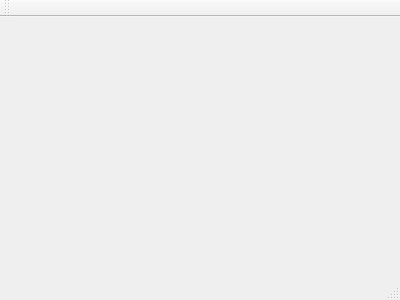
First picture: the form in UR3CPP/mainwindow.ui, repository piokac/summerschoolUR3, before the edit.
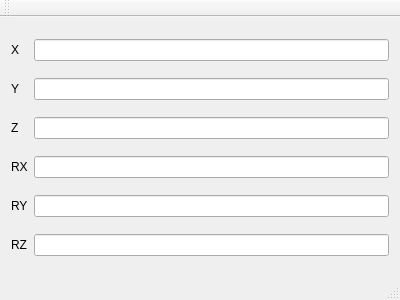
Second picture: the form after the edit.

The edit to the form file:
```diff
--- a/UR3CPP/mainwindow.ui
+++ b/UR3CPP/mainwindow.ui
@@ -12,13 +12,91 @@
   <property name="windowTitle" >
    <string>MainWindow</string>
   </property>
-  <widget class="QMenuBar" name="menuBar" />
-  <widget class="QToolBar" name="mainToolBar" />
-  <widget class="QWidget" name="centralWidget" />
-  <widget class="QStatusBar" name="statusBar" />
+  <widget class="QWidget" name="centralWidget">
+   <layout class="QGridLayout" name="gridLayout">
+    <item row="0" column="0">
+     <widget class="QLabel" name="label">
+      <property name="text">
+       <string>X</string>
+      </property>
+     </widget>
+    </item>
+    <item row="0" column="1">
+     <widget class="QLineEdit" name="lineEditX"/>
+    </item>
+    <item row="1" column="0">
+     <widget class="QLabel" name="label_2">
+      <property name="text">
+       <string>Y</string>
+      </property>
+     </widget>
+    </item>
+    <item row="1" column="1">
+     <widget class="QLineEdit" name="lineEditY"/>
+    </item>
+    <item row="2" column="0">
+     <widget class="QLabel" name="label_3">
+      <property name="text">
+       <string>Z</string>
+      </property>
+     </widget>
+    </item>
+    <item row="3" column="0">
+     <widget class="QLabel" name="label_4">
+      <property name="text">
+       <string>RX</string>
+      </property>
+     </widget>
+    </item>
+    <item row="3" column="1">
+     <widget class="QLineEdit" name="lineEditRX"/>
+    </item>
+    <item row="4" column="0">
+     <widget class="QLabel" name="label_5">
+      <property name="text">
+       <string>RY</string>
+      </property>
+     </widget>
+    </item>
+    <item row="4" column="1">
+     <widget class="QLineEdit" name="lineEditRY"/>
+    </item>
+    <item row="5" column="0">
+     <widget class="QLabel" name="label_6">
+      <property name="text">
+       <string>RZ</string>
+      </property>
+     </widget>
+    </item>
+    <item row="5" column="1">
+     <widget class="QLineEdit" name="lineEditRZ"/>
+    </item>
+    <item row="2" column="1">
+     <widget class="QLineEdit" name="lineEditZ"/>
+    </item>
+   </layout>
+  </widget>
+  <widget class="QMenuBar" name="menuBar">
+   <property name="geometry">
+    <rect>
+     <x>0</x>
+     <y>0</y>
+     <width>400</width>
+     <height>20</height>
+    </rect>
+   </property>
+  </widget>
+  <widget class="QToolBar" name="mainToolBar">
+   <attribute name="toolBarArea">
+    <enum>TopToolBarArea</enum>
+   </attribute>
+   <attribute name="toolBarBreak">
+    <bool>false</bool>
+   </attribute>
+  </widget>
+  <widget class="QStatusBar" name="statusBar"/>
  </widget>
- <layoutDefault spacing="6" margin="11" />
- <pixmapfunction></pixmapfunction>
+ <layoutdefault spacing="6" margin="11"/>
  <resources/>
  <connections/>
 </ui>
```
Left out of the diff: 7 changed lines with no effect on the pictures.
